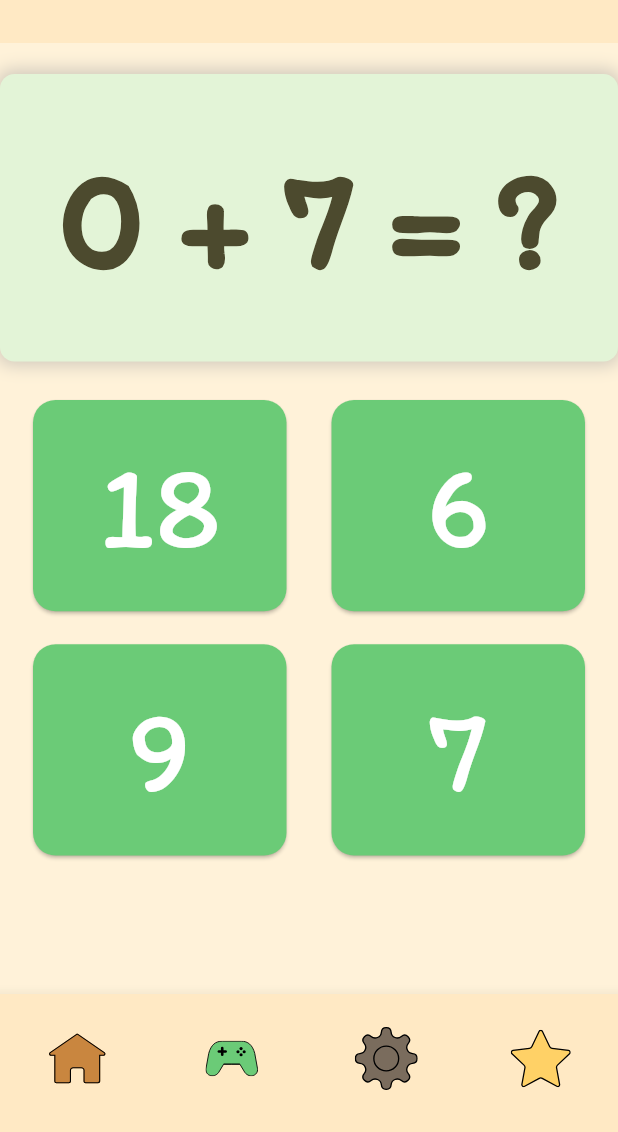
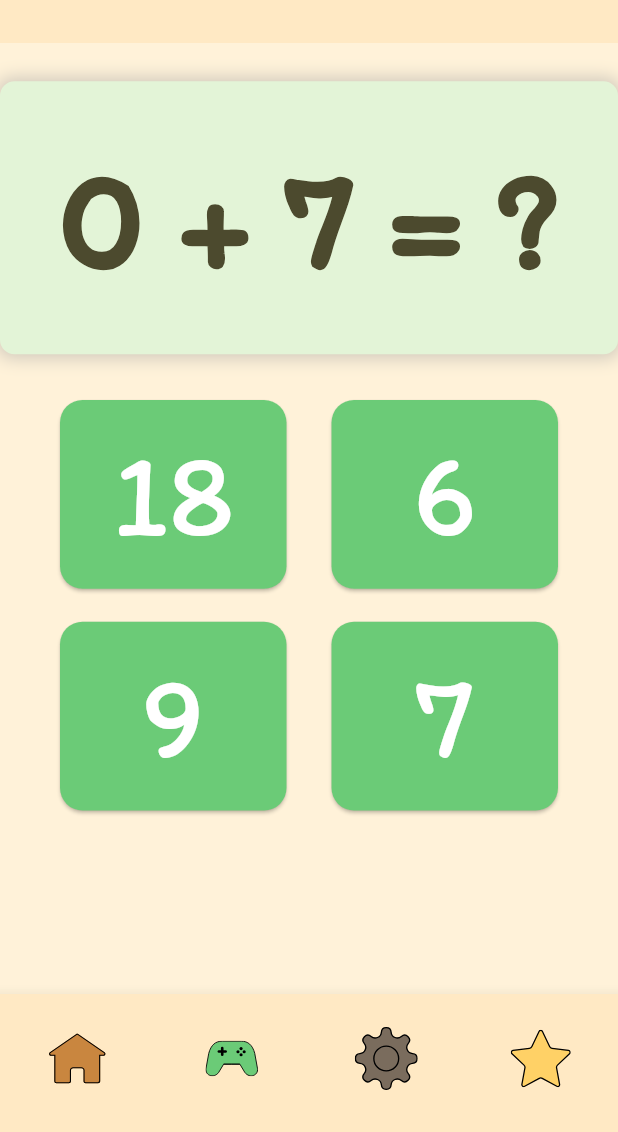
Before and after one commit to woacwoak/Educational-App, a Flutter app: the MathPage screen opened directly, on a phone screen of 412 x 824 dp, the part 104-1236 px from its top. Run offline on Flutter 3.47's test engine with Material 3 defaults, Android fonts, the phone set to English and light mode, and no system bars; our stand-ins replace audioplayers, flutter_svg; missing offline and left inert: flutter_flip_card.

Commit message:
I added some margin and padding improvements for games

```diff
--- a/educational_app/lib/pages/logic.dart
+++ b/educational_app/lib/pages/logic.dart
@@ -41,14 +41,14 @@ class _LogicPageState extends State<LogicPage> {
       body: Column(
         mainAxisAlignment: MainAxisAlignment.center,
         children: [
-          SizedBox(height: 20),
+          SizedBox(height: 15),
           Expanded(
             child: Padding(
               padding: const EdgeInsets.symmetric(horizontal: 40),
               child: FittedBox(
               fit: BoxFit.contain,
               child: Container(
-                padding: const EdgeInsets.symmetric(horizontal: 40, vertical: 70),
+                padding: const EdgeInsets.symmetric(horizontal: 40, vertical: 50),
                 decoration: BoxDecoration(
                   color: Color(0xffFFD580),
                   borderRadius: BorderRadius.circular(10),
@@ -70,8 +70,6 @@ class _LogicPageState extends State<LogicPage> {
             ),
             )
           ),
-
-          SizedBox(height: 10),
 
           Expanded(
             flex: 2,
--- a/educational_app/lib/pages/math.dart
+++ b/educational_app/lib/pages/math.dart
@@ -72,7 +72,7 @@ class _MathPageState extends State<MathPage> {
             child: FittedBox(
               fit: BoxFit.contain,
               child: Container(
-                padding: const EdgeInsets.symmetric(horizontal: 40, vertical: 30),
+                padding: const EdgeInsets.symmetric(horizontal: 40, vertical: 25),
                 decoration: BoxDecoration(
                   color: Color(0xffE3F4D7),
                   borderRadius: BorderRadius.circular(10),
@@ -101,7 +101,7 @@ class _MathPageState extends State<MathPage> {
           Expanded(
             flex: 2,
             child: Padding(
-              padding: const EdgeInsets.symmetric(horizontal: 22, vertical: 10),
+              padding: const EdgeInsets.symmetric(horizontal: 40, vertical: 10),
               child: GridView.count(
                 crossAxisCount: 2,
                 childAspectRatio: 1.2,
```
Also changed, not shown: educational_app/lib/pages/memory.dart (+5 -6 lines).
